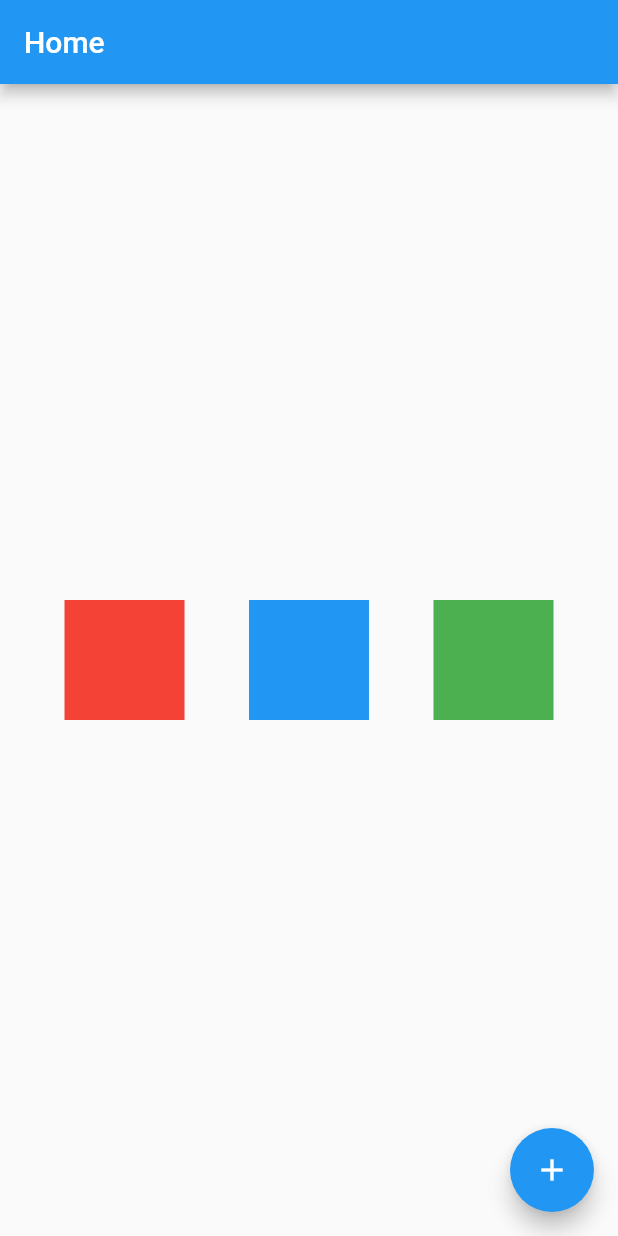
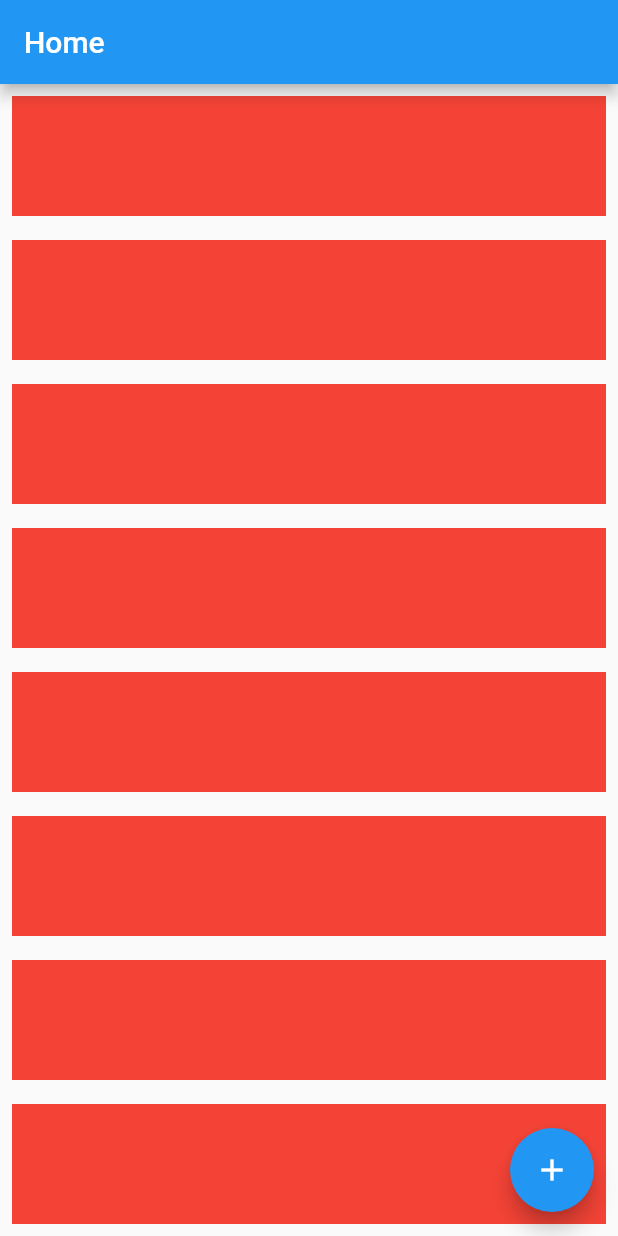
Before and after one commit to ederbiason/flutter_aplication, a Flutter app: the screen it shows after launch, on a phone screen of 412 x 824 dp. Run offline on Flutter 3.47's test engine with Material 2 defaults, Android fonts, the phone set to English and light mode, and no system bars.

Commit message:
scroll view

```diff
--- a/lib/home_page.dart
+++ b/lib/home_page.dart
@@ -36,40 +36,27 @@ class HomePage extends StatefulWidget {
 }
 
 class _HomePageState extends State<HomePage> {
-
   var counter = 0;
 
   @override
   Widget build(BuildContext context) {
     return Scaffold(
-      appBar: AppBar(
-        title: Text("Home")
-      ),
+      appBar: AppBar(title: Text("Home")),
       body: SizedBox(
           width: double.infinity,
           height: double.infinity,
-        child: Row(
-          mainAxisAlignment: MainAxisAlignment.spaceEvenly,
-          crossAxisAlignment: CrossAxisAlignment.center,
+          child: SingleChildScrollView(
+            child: Column(
               children: [
+                for (var i = 0; i < 10; i++)
                   Container(
-              width: 80,
+                    width: double.infinity,
                     height: 80,
+                    margin: EdgeInsets.all(8),
                     color: Colors.red,
                   ),
-            Container(
-              width: 80,
-              height: 80,
-              color: Colors.blue,
-            ),
-            Container(
-              width: 80,
-              height: 80,
-              color: Colors.green,
-            ),
               ],
-        )
-      ),
+          ))),
       floatingActionButton: FloatingActionButton(
         child: Icon(Icons.add),
         onPressed: () {
```
Lines whose indentation alone changed are shown as unchanged.
